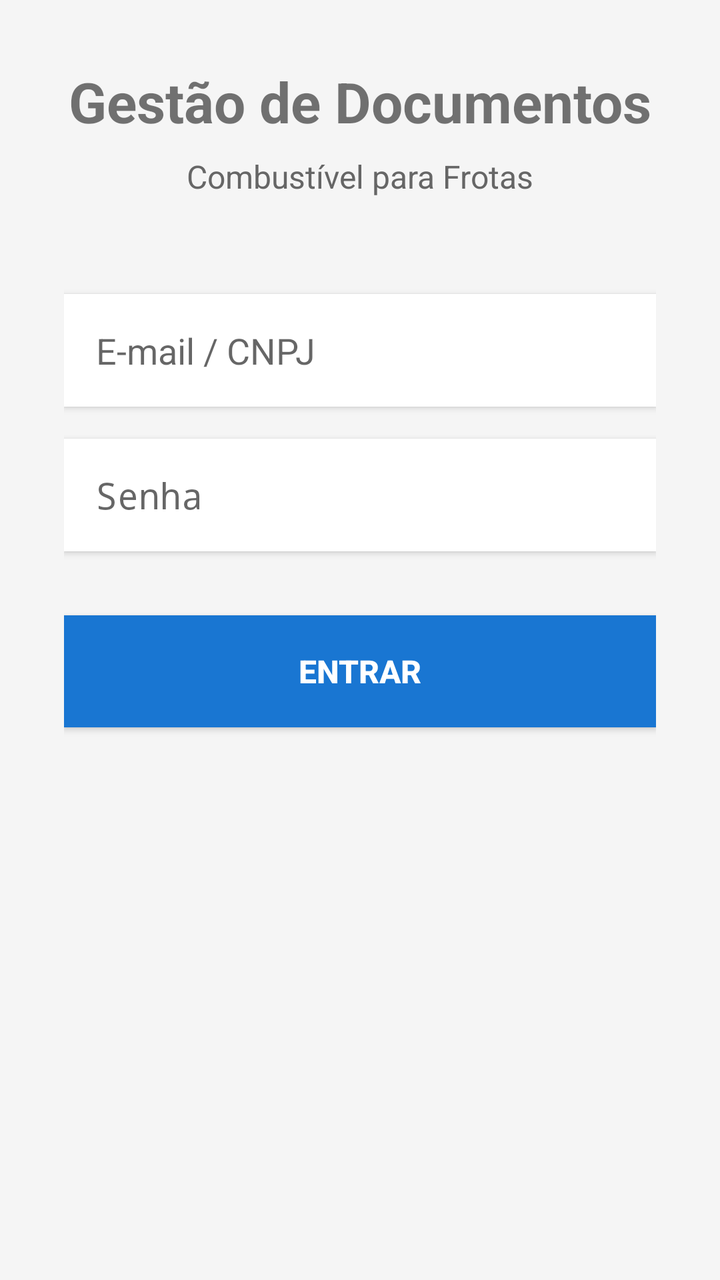
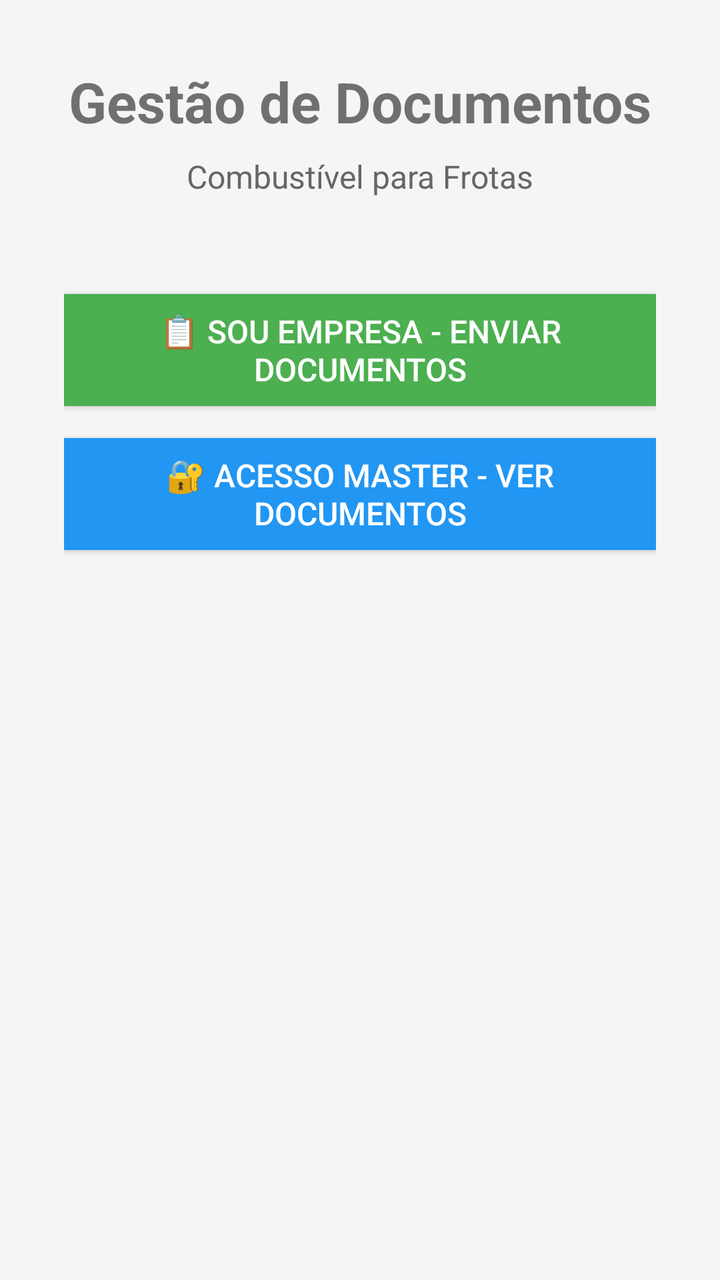

Compare the two renders of this Android layout. The source of the first and the diff that turns it into the second are given below.
<!-- AndroidManifest.xml: application theme Theme.AppCompat.Light.NoActionBar -->
<!-- res/layout/tela_login.xml -->
<?xml version="1.0" encoding="utf-8"?>
<LinearLayout xmlns:android="http://schemas.android.com/apk/res/android"
    android:layout_width="match_parent"
    android:layout_height="match_parent"
    android:orientation="vertical"
    android:padding="32dp"
    android:gravity="center_horizontal"
    android:background="#F5F5F5">

    <TextView
        android:layout_width="wrap_content"
        android:layout_height="wrap_content"
        android:text="Gestão de Documentos"
        android:textSize="28sp"
        android:textStyle="bold"
        android:layout_marginBottom="8dp"/>

    <TextView
        android:layout_width="wrap_content"
        android:layout_height="wrap_content"
        android:text="Combustível para Frotas"
        android:textSize="16sp"
        android:textColor="#666666"
        android:layout_marginBottom="48dp"/>

    <EditText
        android:id="@+id/campo_email"
        android:layout_width="match_parent"
        android:layout_height="wrap_content"
        android:hint="E-mail / CNPJ"
        android:inputType="textEmailAddress"
        android:padding="16dp"
        android:background="#FFFFFF"
        android:layout_marginBottom="16dp"
        android:elevation="2dp"/>

    <EditText
        android:id="@+id/campo_senha"
        android:layout_width="match_parent"
        android:layout_height="wrap_content"
        android:hint="Senha"
        android:inputType="textPassword"
        android:padding="16dp"
        android:background="#FFFFFF"
        android:layout_marginBottom="32dp"
        android:elevation="2dp"/>

    <Button
        android:id="@+id/botao_entrar"
        android:layout_width="match_parent"
        android:layout_height="56dp"
        android:text="ENTRAR"
        android:background="#1976D2"
        android:textColor="#FFFFFF"
        android:textSize="16sp"
        android:textStyle="bold"/>

</LinearLayout>
<!-- resources referenced by this layout -->
<resources>

</resources>

<!-- the commit's change to res/layout/tela_login.xml (unified diff, before → after) -->
@@ -23,36 +23,23 @@
         android:textColor="#666666"
         android:layout_marginBottom="48dp"/>
 
-    <EditText
-        android:id="@+id/campo_email"
+    <Button
+        android:id="@+id/btn_empresa"
         android:layout_width="match_parent"
-        android:layout_height="wrap_content"
-        android:hint="E-mail / CNPJ"
-        android:inputType="textEmailAddress"
-        android:padding="16dp"
-        android:background="#FFFFFF"
-        android:layout_marginBottom="16dp"
-        android:elevation="2dp"/>
-
-    <EditText
-        android:id="@+id/campo_senha"
-        android:layout_width="match_parent"
-        android:layout_height="wrap_content"
-        android:hint="Senha"
-        android:inputType="textPassword"
-        android:padding="16dp"
-        android:background="#FFFFFF"
-        android:layout_marginBottom="32dp"
-        android:elevation="2dp"/>
+        android:layout_height="56dp"
+        android:text="📋 Sou Empresa - Enviar Documentos"
+        android:background="#4CAF50"
+        android:textColor="#FFFFFF"
+        android:textSize="16sp"
+        android:layout_marginBottom="16dp"/>
 
     <Button
-        android:id="@+id/botao_entrar"
+        android:id="@+id/btn_master"
         android:layout_width="match_parent"
         android:layout_height="56dp"
-        android:text="ENTRAR"
-        android:background="#1976D2"
+        android:text="🔐 Acesso Master - Ver Documentos"
+        android:background="#2196F3"
         android:textColor="#FFFFFF"
-        android:textSize="16sp"
-        android:textStyle="bold"/>
+        android:textSize="16sp"/>
 
 </LinearLayout>
